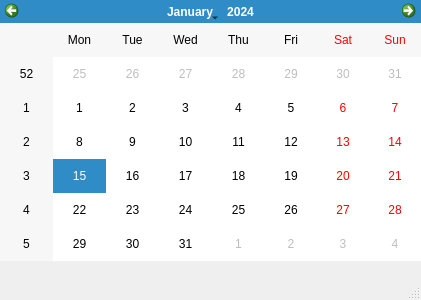
This is vencalendar.ui in BraisRS8/Proyecto as Qt 5 draws it before an edit. The edited form follows.
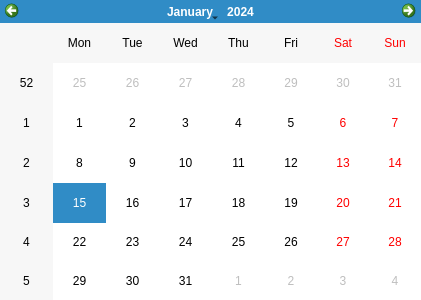
This is the edited form.

```diff
--- a/vencalendar.ui
+++ b/vencalendar.ui
@@ -1,7 +1,10 @@
 <?xml version="1.0" encoding="UTF-8"?>
 <ui version="4.0">
  <class>Calendar</class>
- <widget class="QMainWindow" name="Calendar">
+ <widget class="QDialog" name="Calendar">
+  <property name="windowModality">
+   <enum>Qt::WindowModal</enum>
+  </property>
   <property name="geometry">
    <rect>
     <x>0</x>
@@ -13,29 +16,16 @@
   <property name="windowTitle">
    <string>Fecha alta</string>
   </property>
-  <widget class="QWidget" name="centralwidget">
-   <widget class="QCalendarWidget" name="calendar">
-    <property name="geometry">
-     <rect>
-      <x>0</x>
-      <y>0</y>
-      <width>421</width>
-      <height>261</height>
-     </rect>
-    </property>
-   </widget>
-  </widget>
-  <widget class="QMenuBar" name="menubar">
+  <widget class="QCalendarWidget" name="calendar">
    <property name="geometry">
     <rect>
      <x>0</x>
      <y>0</y>
      <width>421</width>
-     <height>21</height>
+     <height>301</height>
     </rect>
    </property>
   </widget>
-  <widget class="QStatusBar" name="statusbar"/>
  </widget>
  <resources/>
  <connections/>
```
Left out of the diff: 2 changed lines with no effect on the pictures.
